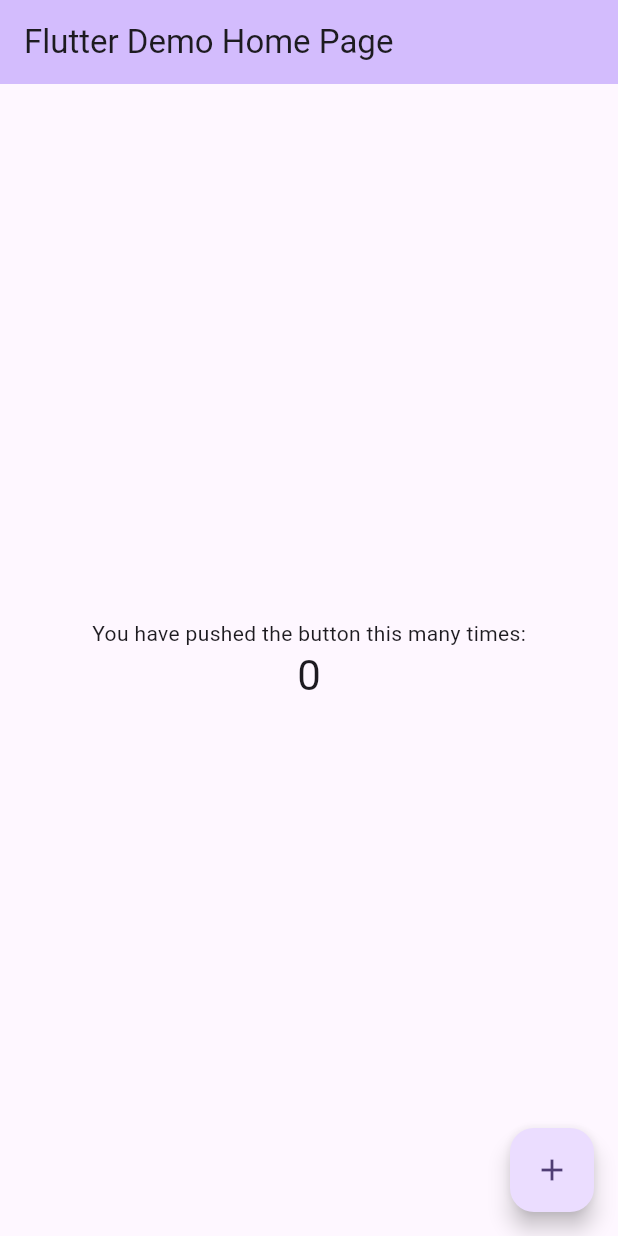
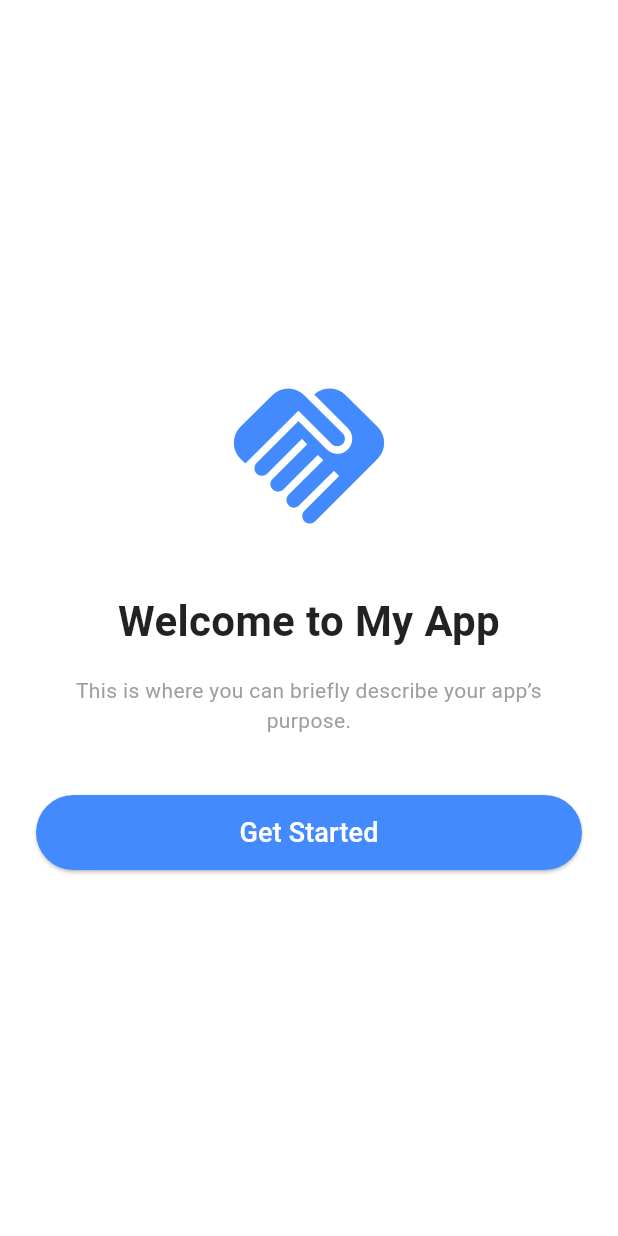
Before and after one commit to ItZotic/smartspend, a Flutter app: the screen it shows after launch, on a phone screen of 412 x 824 dp. Run offline on Flutter 3.47's test engine with Material 3 defaults, Android fonts, the phone set to English and light mode, and no system bars.

Commit message:
Initial push of Flutter project

```diff
--- a/lib/main.dart
+++ b/lib/main.dart
@@ -1,4 +1,6 @@
+
 import 'package:flutter/material.dart';
+import 'screens/splash_screen.dart';
 
 void main() {
   runApp(const MyApp());
@@ -7,116 +9,15 @@ void main() {
 class MyApp extends StatelessWidget {
   const MyApp({super.key});
 
-  // This widget is the root of your application.
   @override
   Widget build(BuildContext context) {
     return MaterialApp(
-      title: 'Flutter Demo',
+      debugShowCheckedModeBanner: false,
+      title: 'My Flutter App',
       theme: ThemeData(
-        // This is the theme of your application.
-        //
-        // TRY THIS: Try running your application with "flutter run". You'll see
-        // the application has a purple toolbar. Then, without quitting the app,
-        // try changing the seedColor in the colorScheme below to Colors.green
-        // and then invoke "hot reload" (save your changes or press the "hot
-        // reload" button in a Flutter-supported IDE, or press "r" if you used
-        // the command line to start the app).
-        //
-        // Notice that the counter didn't reset back to zero; the application
-        // state is not lost during the reload. To reset the state, use hot
-        // restart instead.
-        //
-        // This works for code too, not just values: Most code changes can be
-        // tested with just a hot reload.
-        colorScheme: ColorScheme.fromSeed(seedColor: Colors.deepPurple),
+        primarySwatch: Colors.blue,
       ),
-      home: const MyHomePage(title: 'Flutter Demo Home Page'),
+      home: const SplashScreen(),
     );
   }
 }
-
-class MyHomePage extends StatefulWidget {
-  const MyHomePage({super.key, required this.title});
-
-  // This widget is the home page of your application. It is stateful, meaning
-  // that it has a State object (defined below) that contains fields that affect
-  // how it looks.
-
-  // This class is the configuration for the state. It holds the values (in this
-  // case the title) provided by the parent (in this case the App widget) and
-  // used by the build method of the State. Fields in a Widget subclass are
-  // always marked "final".
-
-  final String title;
-
-  @override
-  State<MyHomePage> createState() => _MyHomePageState();
-}
-
-class _MyHomePageState extends State<MyHomePage> {
-  int _counter = 0;
-
-  void _incrementCounter() {
-    setState(() {
-      // This call to setState tells the Flutter framework that something has
-      // changed in this State, which causes it to rerun the build method below
-      // so that the display can reflect the updated values. If we changed
-      // _counter without calling setState(), then the build method would not be
-      // called again, and so nothing would appear to happen.
-      _counter++;
-    });
-  }
-
-  @override
-  Widget build(BuildContext context) {
-    // This method is rerun every time setState is called, for instance as done
-    // by the _incrementCounter method above.
-    //
-    // The Flutter framework has been optimized to make rerunning build methods
-    // fast, so that you can just rebuild anything that needs updating rather
-    // than having to individually change instances of widgets.
-    return Scaffold(
-      appBar: AppBar(
-        // TRY THIS: Try changing the color here to a specific color (to
-        // Colors.amber, perhaps?) and trigger a hot reload to see the AppBar
-        // change color while the other colors stay the same.
-        backgroundColor: Theme.of(context).colorScheme.inversePrimary,
-        // Here we take the value from the MyHomePage object that was created by
-        // the App.build method, and use it to set our appbar title.
-        title: Text(widget.title),
-      ),
-      body: Center(
-        // Center is a layout widget. It takes a single child and positions it
-        // in the middle of the parent.
-        child: Column(
-          // Column is also a layout widget. It takes a list of children and
-          // arranges them vertically. By default, it sizes itself to fit its
-          // children horizontally, and tries to be as tall as its parent.
-          //
-          // Column has various properties to control how it sizes itself and
-          // how it positions its children. Here we use mainAxisAlignment to
-          // center the children vertically; the main axis here is the vertical
-          // axis because Columns are vertical (the cross axis would be
-          // horizontal).
-          //
-          // TRY THIS: Invoke "debug painting" (choose the "Toggle Debug Paint"
-          // action in the IDE, or press "p" in the console), to see the
-          // wireframe for each widget.
-          mainAxisAlignment: MainAxisAlignment.center,
-          children: <Widget>[
-            const Text('You have pushed the button this many times:'),
-            Text(
-              '$_counter',
-              style: Theme.of(context).textTheme.headlineMedium,
-            ),
-          ],
-        ),
-      ),
-      floatingActionButton: FloatingActionButton(
-        onPressed: _incrementCounter,
-        tooltip: 'Increment',
-        child: const Icon(Icons.add),
-      ), // This trailing comma makes auto-formatting nicer for build methods.
-    );
-  }
-}
--- /dev/null
+++ b/lib/screens/welcome_screen.dart
@@ -0,0 +1,52 @@
+import 'package:flutter/material.dart';
+
+class WelcomeScreen extends StatelessWidget {
+  const WelcomeScreen({super.key});
+
+  @override
+  Widget build(BuildContext context) {
+    return Scaffold(
+      backgroundColor: Colors.white,
+      body: SafeArea(
+        child: Padding(
+          padding: const EdgeInsets.all(24.0),
+          child: Column(
+            mainAxisAlignment: MainAxisAlignment.center,
+            children: [
+              const Icon(Icons.handshake, size: 120, color: Colors.blueAccent),
+              const SizedBox(height: 30),
+              const Text(
+                'Welcome to My App',
+                style: TextStyle(
+                  fontSize: 28,
+                  fontWeight: FontWeight.bold,
+                  color: Colors.black87,
+                ),
+                textAlign: TextAlign.center,
+              ),
+              const SizedBox(height: 16),
+              const Text(
+                'This is where you can briefly describe your app’s purpose.',
+                textAlign: TextAlign.center,
+                style: TextStyle(color: Colors.grey),
+              ),
+              const SizedBox(height: 40),
+              ElevatedButton(
+                style: ElevatedButton.styleFrom(
+                  minimumSize: const Size(double.infinity, 50),
+                  backgroundColor: Colors.blueAccent,
+                ),
+                onPressed: () {
+                },
+                child: const Text(
+                  'Get Started',
+                  style: TextStyle(fontSize: 18, color: Colors.white),
+                ),
+              ),
+            ],
+          ),
+        ),
+      ),
+    );
+  }
+}
```
Also changed, not shown: lib/screens/home_screen.dart (added, +27 -0 lines), lib/screens/login_screen.dart (added, +20 -0 lines), lib/screens/onboarding_screen.dart (added, +44 -0 lines), lib/screens/splash_screen.dart (added, +48 -0 lines).
